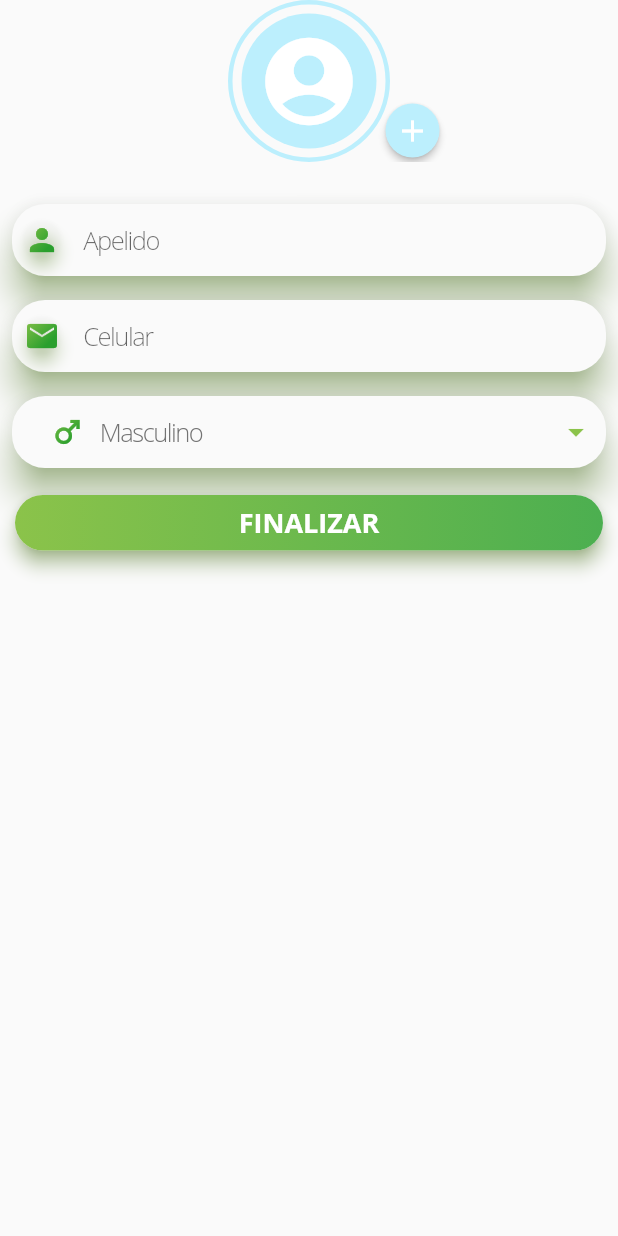
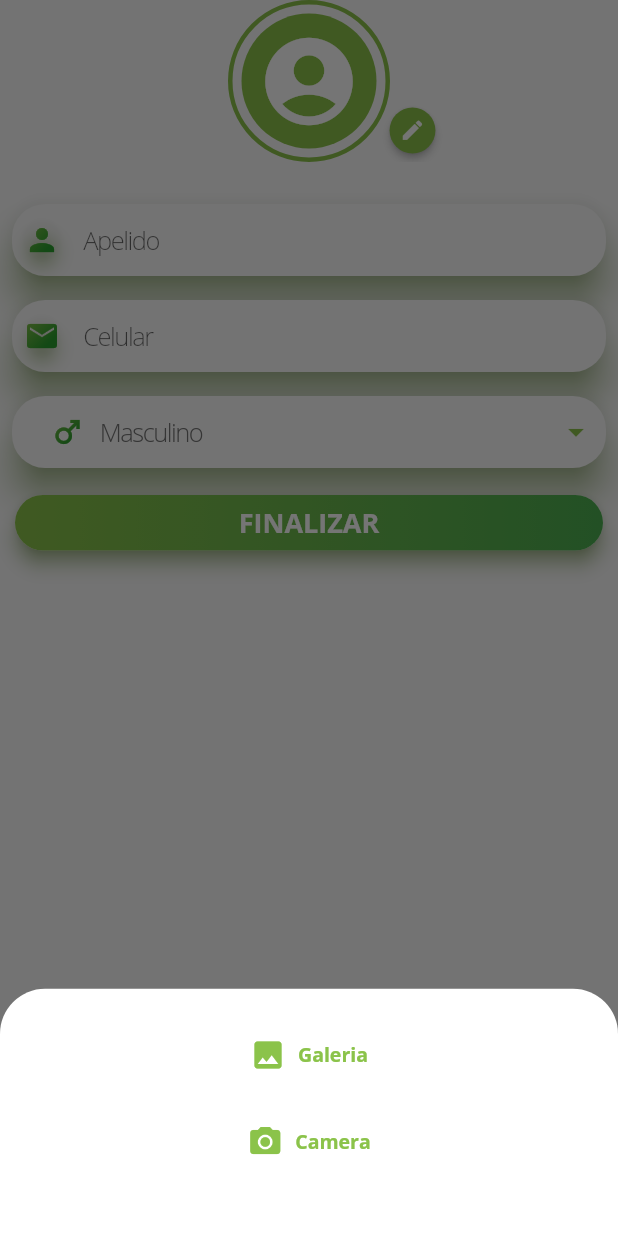
Before and after one commit to ifpr-paranavai/hawker-geo, a Flutter app: the RegisterPrimeStepPage screen opened directly, after a tap on "CRIAR CONTA", after a tap on the "account circle" icon, on a phone screen of 412 x 824 dp. Run offline on Flutter 3.47's test engine with Material 2 defaults, Android fonts, the phone set to English and light mode, and no system bars; our stand-ins replace cached_network_image, cloud_firestore, firebase_auth, firebase_core, flutter_map, fluttertoast and 5 more; accounts and stored records are empty.

Commit message:
Permissões & Refac
Refatoração total métodos e Widgets para pegar a foto de perfil do usuário. Novo atributo para User

```diff
--- a/hawker-geo-app/lib/core/model/user.dart
+++ b/hawker-geo-app/lib/core/model/user.dart
@@ -14,6 +14,7 @@ class User {
   static const String GENDER = 'gender';
   static const String PASSWORD = "password";
   static const String URL_PHOTO = "urlPhoto";
+  static const String BAS64_PHOTO = "base64Photo";
   static const String EMAIL = "email";
   static const String PHONE_NUMBER = "phoneNumber";
   static const String STATUS = "status";
@@ -28,6 +29,7 @@ class User {
   GenderEnum? gender;
   String? password;
   String? urlPhoto;
+  String? base64Photo;
   String? email;
   String? phoneNumber;
   StatusEnum? status;
@@ -43,6 +45,7 @@ class User {
     this.gender,
     this.password,
     this.urlPhoto,
+    this.base64Photo,
     this.email,
     this.phoneNumber,
     this.status,
@@ -61,21 +64,17 @@ class User {
             : null,
         password: json[PASSWORD] as String?,
         urlPhoto: json[URL_PHOTO] as String?,
+        base64Photo: json[BAS64_PHOTO] as String?,
         email: json[EMAIL] as String?,
         phoneNumber: json[PHONE_NUMBER] as String?,
         status: json[STATUS] != null
             ? StatusEnum.values.where((a) => a.value == json[STATUS]).first
             : null,
-        role: json[ROLE] != null
-            ? RoleEnum.values.where((a) => a.value == json[ROLE]).first
+        role: json[ROLE] != null ? RoleEnum.values.where((a) => a.value == json[ROLE]).first : null,
+        hawkerCategory: json[HAWKER_CATEGORY] != null
+            ? HawkerCategoryEnum.values.where((a) => a.value == json[HAWKER_CATEGORY]).first
             : null,
-        hawkerCategory: json[HAWKER_CATEGORY] != null
-            ? HawkerCategoryEnum.values
-                .where((a) => a.value == json[HAWKER_CATEGORY])
-                .first
-            : null,
-        position:
-            json[POSITION] != null ? LatLng.fromJson(json[POSITION]) : null,
+        position: json[POSITION] != null ? LatLng.fromJson(json[POSITION]) : null,
       );
 
   Map<String, dynamic> toJson() {
@@ -87,13 +86,12 @@ class User {
       GENDER: gender != null ? gender!.value.toString() : gender,
       PASSWORD: password,
       URL_PHOTO: urlPhoto,
+      BAS64_PHOTO: base64Photo,
       EMAIL: email,
       PHONE_NUMBER: phoneNumber,
       STATUS: status != null ? status!.value.toString() : status,
       ROLE: role != null ? role!.value.toString() : role,
-      HAWKER_CATEGORY: hawkerCategory != null
-          ? hawkerCategory!.value.toString()
-          : hawkerCategory,
+      HAWKER_CATEGORY: hawkerCategory != null ? hawkerCategory!.value.toString() : hawkerCategory,
       POSITION: position != null ? position!.toJson() : position,
     };
   }
--- a/hawker-geo-app/lib/ui/home/screen/home_widget.dart
+++ b/hawker-geo-app/lib/ui/home/screen/home_widget.dart
@@ -173,7 +173,7 @@ class HomeWidget extends State<HomePage> {
           if (!snapshot.hasData) {
             return const Center(
               child: CircularProgressIndicator(
-                color: kPrimaryColor,
+                color: kPrimaryLightColor,
               ),
             );
           } else {
@@ -216,7 +216,7 @@ class HomeWidget extends State<HomePage> {
                             begin: Alignment.topLeft,
                             end: Alignment.bottomRight,
                             colors: [
-                              kPrimaryColor,
+                              kPrimaryLightColor,
                               kSecondColor,
                             ],
                             stops: [0, 0.55],
@@ -299,7 +299,7 @@ class HomeWidget extends State<HomePage> {
                   child: Container(
                     decoration: BoxDecoration(
                         color: Colors.white.withOpacity(0.8),
-                        border: Border.all(width: 5, color: kPrimaryColor),
+                        border: Border.all(width: 5, color: kPrimaryLightColor),
                         borderRadius: BorderRadius.circular(500)),
                     child:
                         util.gradientIcon(400, Icons.campaign, startGradient: 0, endGradient: 0.5),
--- a/hawker-geo-app/lib/ui/register/register_controller.dart
+++ b/hawker-geo-app/lib/ui/register/register_controller.dart
@@ -1,8 +1,10 @@
 import 'package:flutter/material.dart';
 import 'package:hawker_geo/core/model/user.dart';
 import 'package:hawker_geo/core/services/register_service.dart';
+import 'package:hawker_geo/core/utils/util.dart';
 import 'package:hawker_geo/ui/register/screen/second_step/second_step_page.dart';
 import 'package:hawker_geo/ui/styles/custom_router.dart';
+import 'package:image_picker/image_picker.dart';
 
 class RegisterController {
   var user = User();
@@ -21,4 +23,8 @@ class RegisterController {
       Navigator.of(context).pop();
     }
   }
+
+  getProfilePick(ImageSource source, Function(XFile image) func) {
+    Util().getImageFromCameraOrGallery(source, func);
+  }
 }
--- a/hawker-geo-app/lib/ui/register/screen/components/icon_galery.dart
+++ b/hawker-geo-app/lib/ui/register/screen/components/icon_galery.dart
@@ -1,9 +1,8 @@
+import 'dart:typed_data';
 
 import 'package:cached_network_image/cached_network_image.dart';
 import 'package:flutter/material.dart';
 import 'package:hawker_geo/ui/styles/color.dart';
-import 'dart:typed_data';
-
 
 class IconGallery extends StatelessWidget {
   final int? icon;
@@ -16,21 +15,22 @@ class IconGallery extends StatelessWidget {
   final double borderWidth;
   final EdgeInsetsGeometry? padding;
 
-  IconGallery({
+  const IconGallery({
+    Key? key,
     this.icon,
     this.onPressed,
     this.disabled = false,
     this.buttonSize = const Size(200, 200),
     this.iconSize,
-    this.borderColor = kPrimaryColor,
+    this.borderColor = kPrimaryLightColor,
     this.image,
     this.borderWidth = 5,
     this.padding,
-  });
+  }) : super(key: key);
 
   @override
   Widget build(BuildContext context) {
-    final onPressed = this.disabled ? null : this.onPressed;
+    final onPressed = disabled ? null : this.onPressed;
     return Container(
       padding: padding,
       decoration: BoxDecoration(
@@ -41,8 +41,8 @@ class IconGallery extends StatelessWidget {
           onLongPress: null,
           style: ElevatedButton.styleFrom(
             padding: EdgeInsets.zero,
-            primary: this.disabled ? Colors.black45 : kPrimaryColor,
-            shape: CircleBorder(),
+            primary: disabled ? Colors.black45 : kPrimaryLightColor,
+            shape: const CircleBorder(),
             fixedSize: buttonSize,
             elevation: 0,
           ),
@@ -62,15 +62,15 @@ class IconGallery extends StatelessWidget {
         decoration: BoxDecoration(
           shape: BoxShape.circle,
           image: DecorationImage(fit: BoxFit.fill, image: MemoryImage(image)),
-          borderRadius: BorderRadius.all(Radius.circular(1000)),
-          color: kPrimaryColor,
+          borderRadius: const BorderRadius.all(Radius.circular(1000)),
+          color: kPrimaryLightColor,
         ),
       );
     } else if (image is String) {
       return Container(
-        decoration: BoxDecoration(
+        decoration: const BoxDecoration(
           shape: BoxShape.circle,
-          color: kPrimaryColor,
+          color: kPrimaryLightColor,
         ),
         child: ClipOval(
           child: CachedNetworkImage(
@@ -79,9 +79,9 @@ class IconGallery extends StatelessWidget {
             fit: BoxFit.fill,
             placeholder: (context, url) => Container(
               color: Colors.white,
-              child: Center(
+              child: const Center(
                 child: CircularProgressIndicator(
-                  color: kPrimaryColor,
+                  color: kPrimaryLightColor,
                 ),
               ),
             ),
@@ -94,7 +94,7 @@ class IconGallery extends StatelessWidget {
         decoration: BoxDecoration(
           shape: BoxShape.circle,
           image: DecorationImage(fit: BoxFit.fill, image: FileImage(image!)),
-          color: kPrimaryColor,
+          color: kPrimaryLightColor,
         ),
       );
     }
--- a/hawker-geo-app/lib/ui/register/screen/second_step/second_step_widget.dart
+++ b/hawker-geo-app/lib/ui/register/screen/second_step/second_step_widget.dart
@@ -9,9 +9,7 @@ import 'dart:io';
 import 'package:flutter/material.dart';
 import 'package:flutter/services.dart';
 import 'package:hawker_geo/core/model/gender_enum.dart';
-import 'package:hawker_geo/core/utils/permissions_utils.dart';
 import 'package:hawker_geo/ui/register/register_controller.dart';
-import 'package:hawker_geo/ui/register/screen/components/icon_galery.dart';
 import 'package:hawker_geo/ui/register/screen/components/register_dropdown_button.dart';
 import 'package:hawker_geo/ui/register/screen/components/register_text_field.dart';
 import 'package:hawker_geo/ui/shared/custom-behavior.dart';
@@ -19,6 +17,7 @@ import 'package:hawker_geo/ui/shared/default_next_button.dart';
 import 'package:hawker_geo/ui/shared/formatters/phone_input_formatter.dart';
 import 'package:hawker_geo/ui/shared/function_widgets.dart';
 import 'package:hawker_geo/ui/shared/gradient_icon.dart';
+import 'package:hawker_geo/ui/shared/profile_photo/edit_photo_widget.dart';
 import 'package:hawker_geo/ui/shared/shared_pop_ups.dart';
 import 'package:hawker_geo/ui/shared/validators.dart';
 import 'package:hawker_geo/ui/styles/color.dart';
@@ -71,37 +70,11 @@ class RegisterSecondStepWidget extends State<RegisterSecondStepPage> {
           child: Form(
             key: _formKey,
             child: ListView(children: [
-              Stack(alignment: Alignment.center, fit: StackFit.loose, children: [
-                Align(
-                  alignment: Alignment.center,
-                  child: IconGallery(
-                    borderColor: kPrimaryColor,
-                    borderWidth: 3,
-                    padding: EdgeInsets.all(6),
-                    disabled: false,
-                    icon: Icons.account_circle_sharp.codePoint,
-                    image: _image,
-                    onPressed: () {},
-                    buttonSize: Size(90, 90),
-                    iconSize: 70,
-                  ),
-                ),
-                Positioned(
-                  right: 105,
-                  bottom: -3,
-                  child: ElevatedButton(
-                    onPressed: () {
-                      _showModalBottomSheet(context);
-                    },
-                    child: Icon(Icons.add),
-                    style: ElevatedButton.styleFrom(
-                      primary: kPrimaryColor,
-                      shape: CircleBorder(),
-                    ),
-                  ),
-                )
-              ]),
-              SizedBox(
+              EditPhotoWidget(
+                image: _image,
+                onPressed: () => _showModalBottomSheet(context),
+              ),
+              const SizedBox(
                 height: 20,
               ),
               // const Center(child: Text("Registre-se", style: boldTitle)),
@@ -171,9 +144,9 @@ class RegisterSecondStepWidget extends State<RegisterSecondStepPage> {
         context: context,
         builder: (context) {
           return Container(
-            padding: EdgeInsets.all(10),
+            padding: const EdgeInsets.all(10),
             height: MediaQuery.of(context).size.height * .2,
-            decoration: BoxDecoration(
+            decoration: const BoxDecoration(
                 color: Colors.white,
                 borderRadius:
                     BorderRadius.only(topRight: Radius.circular(30), topLeft: Radius.circular(30))),
@@ -182,35 +155,35 @@ class RegisterSecondStepWidget extends State<RegisterSecondStepPage> {
               child: ListView(
                 shrinkWrap: true,
                 children: [
-                  SizedBox(
+                  const SizedBox(
                     height: 10,
                   ),
                   TextButton.icon(
-                      icon: Icon(
+                      icon: const Icon(
                         Icons.image,
-                        color: kPrimaryColor,
+                        color: kPrimaryLightColor,
                       ),
                       onPressed: () {
-                        _getImage(ImageSource.gallery);
+                        _getPhoto(ImageSource.gallery);
                         Navigator.of(context).pop(_image);
                       },
-                      label: Text(
+                      label: const Text(
                         "Galeria",
-                        style: TextStyle(color: kPrimaryColor),
+                        style: TextStyle(color: kPrimaryLightColor),
                       )),
-                  SizedBox(
+                  const SizedBox(
                     height: 10,
                   ),
                   TextButton.icon(
-                      icon: Icon(
+                      icon: const Icon(
                         Icons.camera_alt,
-                        color: kPrimaryColor,
+                        color: kPrimaryLightColor,
                       ),
                       onPressed: () {
-                        _getImage(ImageSource.camera);
+                        _getPhoto(ImageSource.camera);
                         Navigator.of(context).pop();
                       },
-                      label: Text("Camera", style: TextStyle(color: kPrimaryColor))),
+                      label: const Text("Camera", style: TextStyle(color: kPrimaryLightColor))),
                 ],
               ),
             ),
@@ -218,37 +191,13 @@ class RegisterSecondStepWidget extends State<RegisterSecondStepPage> {
         });
   }
 
-  Future _getImage(ImageSource source) async {
-    if (source == ImageSource.camera) {
-      this.getCamera(source);
-    } else if (source == ImageSource.gallery) {
-      this.getGallery(source);
-    }
-  }
-
-  void getGallery(ImageSource source) async {
-    if (await PermissionsUtils.checkPermissionPhoto()) {
-      final image = await ImagePicker().getImage(source: source);
-      if (image != null) {
-        setState(() {
-          _image = File(image.path);
-          _imageFile = _image;
-          imageBase64 = base64Encode(_image!.readAsBytesSync());
-        });
-      }
-    }
-  }
-
-  void getCamera(ImageSource source) async {
-    if (await PermissionsUtils.checkPermissionCamera()) {
-      final image = await ImagePicker().getImage(source: source);
-      if (image != null) {
-        setState(() {
-          _image = File(image.path);
-          _imageFile = _image;
-          imageBase64 = base64Encode(_image!.readAsBytesSync());
-        });
-      }
-    }
+  void _getPhoto(ImageSource source) async {
+    _controller.getProfilePick(
+        source,
+        (image) => setState(() {
+              _image = File(image.path);
+              _imageFile = _image;
+              imageBase64 = base64Encode(_image!.readAsBytesSync());
+            }));
   }
 }
--- a/hawker-geo-app/lib/ui/shared/gradient_icon.dart
+++ b/hawker-geo-app/lib/ui/shared/gradient_icon.dart
@@ -16,7 +16,7 @@ class GradientIcon extends StatelessWidget {
     required this.rectSize,
     this.startGradient = 0,
     this.endGradient = 0.55,
-    this.gradientColors = const [kPrimaryColor, kSecondColor],
+    this.gradientColors = const [kPrimaryLightColor, kSecondColor],
   }) : super(key: key);
 
   @override
--- /dev/null
+++ b/hawker-geo-app/lib/ui/shared/profile_photo/edit_photo_widget.dart
@@ -0,0 +1,57 @@
+/*
+ * Created by Kairo Amorim on 31/08/2022 13:06
+ * Copyright (c) 2022. All rights reserved.
+ * Last modified 31/08/2022 13:06
+ */
+
+import 'package:flutter/material.dart';
+import 'package:hawker_geo/ui/register/screen/components/icon_galery.dart';
+import 'package:hawker_geo/ui/styles/color.dart';
+
+class EditPhotoWidget extends StatelessWidget {
+  final dynamic image;
+  final Color borderColor;
+  final VoidCallback? onPressed;
+
+  const EditPhotoWidget(
+      {Key? key, required this.image, this.borderColor = kPrimaryLightColor, this.onPressed})
+      : super(key: key);
+
+  @override
+  Widget build(BuildContext context) {
+    return Stack(alignment: Alignment.center, fit: StackFit.loose, children: [
+      Align(
+        alignment: Alignment.center,
+        child: IconGallery(
+          borderColor: kPrimaryLightColor,
+          borderWidth: 3,
+          padding: const EdgeInsets.all(6),
+          disabled: false,
+          icon: Icons.account_circle_sharp.codePoint,
+          image: image,
+          onPressed: onPressed,
+          buttonSize: const Size(90, 90),
+          iconSize: 70,
+        ),
+      ),
+      Positioned(
+        right: 105,
+        bottom: -3,
+        child: Transform.scale(
+          scale: 0.85,
+          child: ElevatedButton(
+            onPressed: onPressed,
+            style: ElevatedButton.styleFrom(
+              primary: kPrimaryLightColor,
+              shape: const CircleBorder(),
+            ),
+            child: const Icon(
+              Icons.edit,
+              size: 20,
+            ),
+          ),
+        ),
+      )
+    ]);
+  }
+}
--- a/hawker-geo-app/lib/ui/shared/shared_pop_ups.dart
+++ b/hawker-geo-app/lib/ui/shared/shared_pop_ups.dart
@@ -34,7 +34,7 @@ class SharedPopUps {
               },
               child: Text(
                 buttonText,
-                style: const TextStyle(fontSize: 20, color: kPrimaryColor),
+                style: const TextStyle(fontSize: 20, color: kPrimaryLightColor),
               ),
             )
           ],
--- a/hawker-geo-app/lib/ui/splash_screen/splash_screen.dart
+++ b/hawker-geo-app/lib/ui/splash_screen/splash_screen.dart
@@ -36,7 +36,7 @@ class SplashScreenWidget extends State<SplashScreenPage> {
               begin: Alignment.topLeft,
               end: Alignment.bottomRight,
               colors: [
-                kPrimaryColor,
+                kPrimaryLightColor,
                 kFourthColor,
                 // thirdColor,
               ],
--- a/hawker-geo-app/lib/ui/styles/color.dart
+++ b/hawker-geo-app/lib/ui/styles/color.dart
@@ -1,8 +1,11 @@
 import 'dart:ui';
 
-const kPrimaryColor = Color.fromARGB(255, 188, 239, 253);
+import 'package:flutter/material.dart';
+
+const kPrimaryLightColor = Colors.lightGreen;
+const kPrimaryDarkColor = Color.fromARGB(255, 60, 137, 109);
 const kSecondColor = Color.fromARGB(255, 237, 106, 90);
-const kThirdColor = Color.fromARGB(255, 60, 137, 109);
+const kThirdColor = Color.fromARGB(255, 188, 239, 253);
 const kFourthColor = Color.fromARGB(255, 255, 249, 79);
 const kFifthColor = Color.fromARGB(255, 2, 2, 2);
 const textIcons = Color.fromARGB(255, 255, 255, 255);
@@ -11,6 +14,5 @@ const primaryText = Color.fromARGB(255, 33, 33, 33);
 const secondaryText = Color.fromARGB(255, 117, 117, 117);
 const dividerColor = Color.fromARGB(255, 189, 189, 189);
 
-
 const kTextColor = Color.fromARGB(255, 25, 25, 25);
-const kSecondaryTextColor = Color.fromARGB(255, 115, 115,  115);
+const kSecondaryTextColor = Color.fromARGB(255, 115, 115, 115);
```
Also changed, not shown: hawker-geo-app/lib/core/utils/permissions_utils.dart (+8 -8 lines), hawker-geo-app/lib/core/utils/util.dart (+18 -1 lines), 2 other files.
